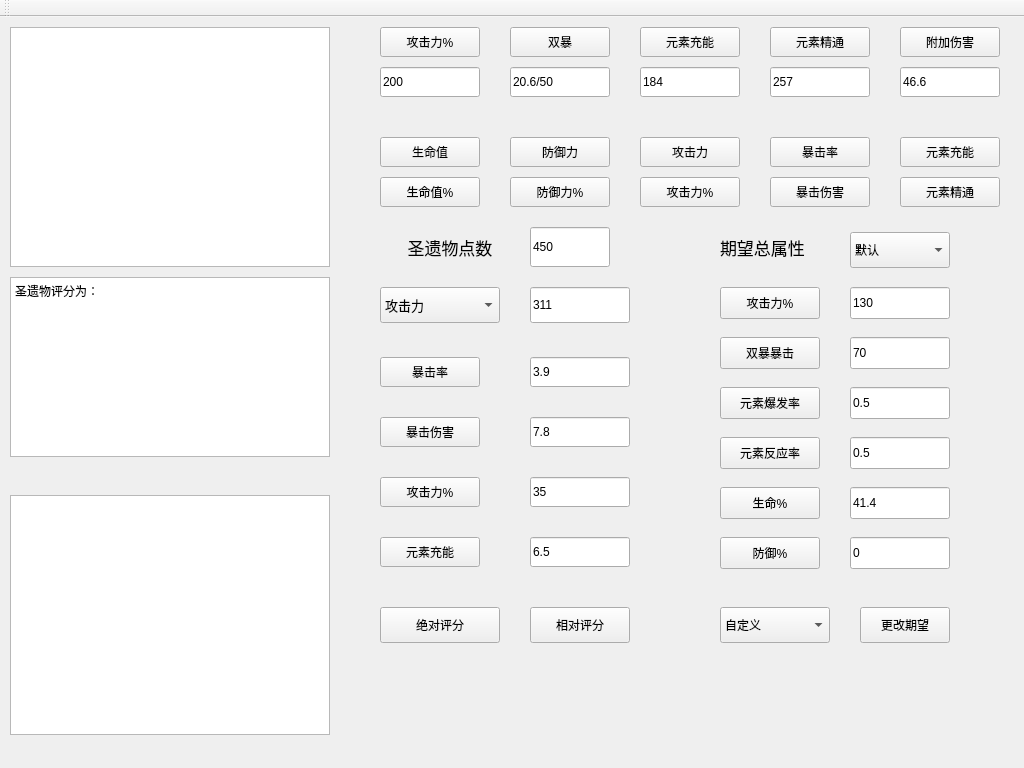
First picture: the form in genshin_relics.ui, repository 756yang/genshin_relics, before the edit.
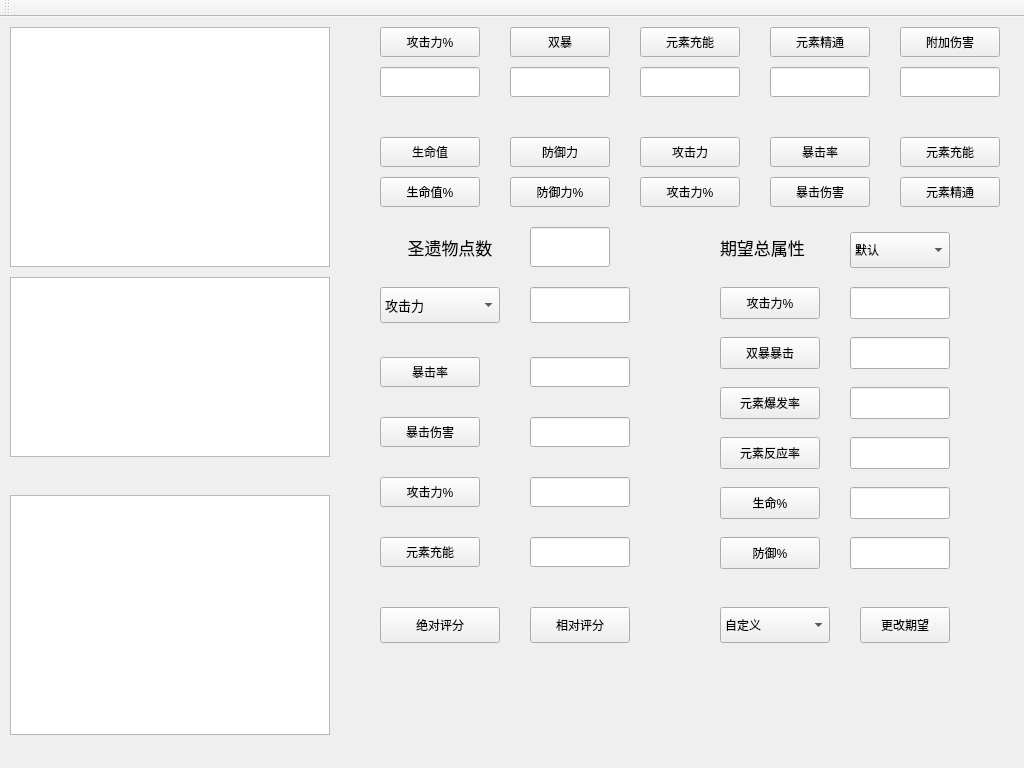
Second picture: the form after the edit.

The edit to the form file:
```diff
--- a/genshin_relics.ui
+++ b/genshin_relics.ui
@@ -255,7 +255,7 @@
      </rect>
     </property>
     <property name="text">
-     <string>3.9</string>
+     <string notr="true"/>
     </property>
    </widget>
    <widget class="QLineEdit" name="lineEdit_2">
@@ -268,7 +268,7 @@
      </rect>
     </property>
     <property name="text">
-     <string>7.8</string>
+     <string notr="true"/>
     </property>
    </widget>
    <widget class="QLineEdit" name="lineEdit_3">
@@ -281,7 +281,7 @@
      </rect>
     </property>
     <property name="text">
-     <string>35</string>
+     <string notr="true"/>
     </property>
    </widget>
    <widget class="QLineEdit" name="lineEdit_4">
@@ -294,7 +294,7 @@
      </rect>
     </property>
     <property name="text">
-     <string>6.5</string>
+     <string notr="true"/>
     </property>
    </widget>
    <widget class="QLineEdit" name="lineEdit_5">
@@ -307,7 +307,7 @@
      </rect>
     </property>
     <property name="text">
-     <string>311</string>
+     <string notr="true"/>
     </property>
    </widget>
    <widget class="QComboBox" name="comboBox">
@@ -412,7 +412,6 @@
 &lt;html&gt;&lt;head&gt;&lt;meta name=&quot;qrichtext&quot; content=&quot;1&quot; /&gt;&lt;style type=&quot;text/css&quot;&gt;
 p, li { white-space: pre-wrap; }
 &lt;/style&gt;&lt;/head&gt;&lt;body style=&quot; font-family:'SimSun'; font-size:9pt; font-weight:400; font-style:normal;&quot;&gt;
-&lt;p style=&quot; margin-top:0px; margin-bottom:0px; margin-left:0px; margin-right:0px; -qt-block-indent:0; text-indent:0px;&quot;&gt;圣遗物评分为：&lt;/p&gt;
 &lt;p style=&quot;-qt-paragraph-type:empty; margin-top:0px; margin-bottom:0px; margin-left:0px; margin-right:0px; -qt-block-indent:0; text-indent:0px;&quot;&gt;&lt;br /&gt;&lt;/p&gt;&lt;/body&gt;&lt;/html&gt;</string>
     </property>
    </widget>
@@ -509,7 +508,7 @@
      </rect>
     </property>
     <property name="text">
-     <string>70</string>
+     <string notr="true"/>
     </property>
    </widget>
    <widget class="QLineEdit" name="lineEdit_6">
@@ -522,7 +521,7 @@
      </rect>
     </property>
     <property name="text">
-     <string>130</string>
+     <string notr="true"/>
     </property>
    </widget>
    <widget class="QLineEdit" name="lineEdit_8">
@@ -535,7 +534,7 @@
      </rect>
     </property>
     <property name="text">
-     <string>0.5</string>
+     <string notr="true"/>
     </property>
    </widget>
    <widget class="QLineEdit" name="lineEdit_9">
@@ -548,7 +547,7 @@
      </rect>
     </property>
     <property name="text">
-     <string>0.5</string>
+     <string notr="true"/>
     </property>
    </widget>
    <widget class="QLineEdit" name="lineEdit_10">
@@ -561,7 +560,7 @@
      </rect>
     </property>
     <property name="text">
-     <string>41.4</string>
+     <string notr="true"/>
     </property>
    </widget>
    <widget class="QLineEdit" name="lineEdit_11">
@@ -574,7 +573,7 @@
      </rect>
     </property>
     <property name="text">
-     <string>0</string>
+     <string notr="true"/>
     </property>
    </widget>
    <widget class="QPushButton" name="pushButton_17">
@@ -834,7 +833,7 @@
      </rect>
     </property>
     <property name="text">
-     <string>200</string>
+     <string notr="true"/>
     </property>
    </widget>
    <widget class="QLineEdit" name="lineEdit_13">
@@ -847,7 +846,7 @@
      </rect>
     </property>
     <property name="text">
-     <string>20.6/50</string>
+     <string notr="true"/>
     </property>
    </widget>
    <widget class="QLineEdit" name="lineEdit_14">
@@ -860,7 +859,7 @@
      </rect>
     </property>
     <property name="text">
-     <string>184</string>
+     <string notr="true"/>
     </property>
    </widget>
    <widget class="QLineEdit" name="lineEdit_15">
@@ -873,7 +872,7 @@
      </rect>
     </property>
     <property name="text">
-     <string>257</string>
+     <string notr="true"/>
     </property>
    </widget>
    <widget class="QLineEdit" name="lineEdit_16">
@@ -886,7 +885,7 @@
      </rect>
     </property>
     <property name="text">
-     <string>46.6</string>
+     <string notr="true"/>
     </property>
    </widget>
    <widget class="QPushButton" name="pushButton_29">
@@ -920,7 +919,7 @@
      </rect>
     </property>
     <property name="text">
-     <string>450</string>
+     <string notr="true"/>
     </property>
    </widget>
   </widget>
```
Left out of the diff: 6 changed lines with no effect on the pictures.
